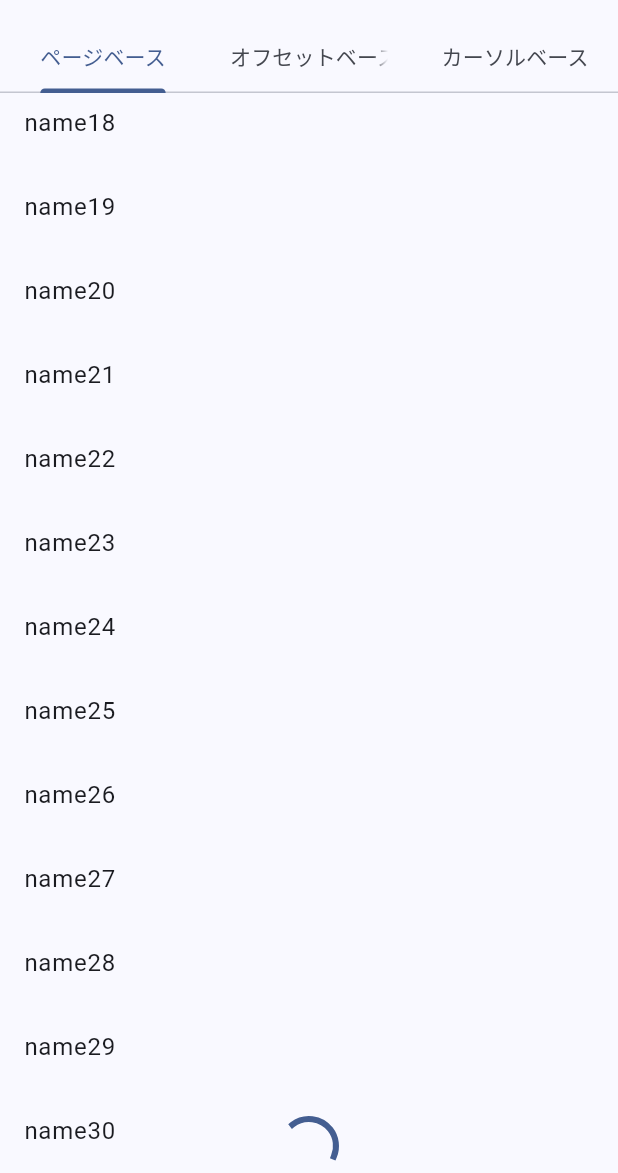
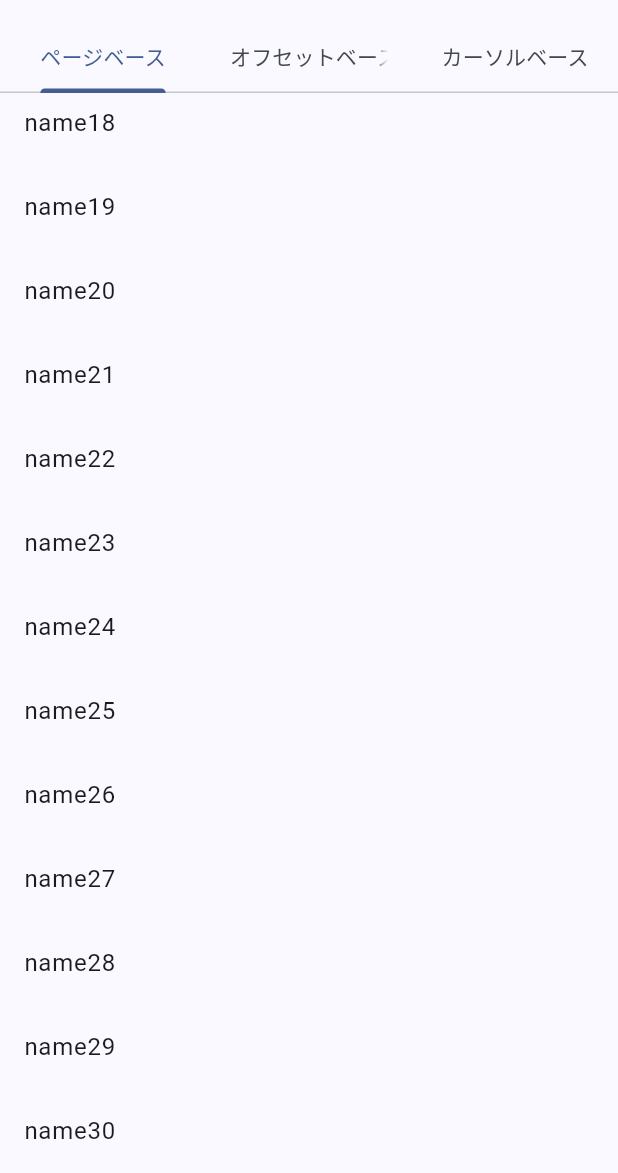
Before and after one commit to K9i-0/riverpod_paging_sample, a Flutter app: the screen it shows after launch, scrolled down 960 dp, on a phone screen of 412 x 824 dp, the part 63-1236 px from its top. Run offline on Flutter 3.47's test engine with Material 2 defaults, Android fonts, the light colour scheme and no system bars; our stand-ins replace flutter_hooks, freezed_annotation, hooks_riverpod, visibility_detector.

Commit message:
✨ページング実装変更

```diff
--- a/lib/common_paging_view.dart
+++ b/lib/common_paging_view.dart
@@ -1,30 +1,19 @@
 import 'package:flutter/material.dart';
-import 'package:flutter_hooks/flutter_hooks.dart';
 import 'package:hooks_riverpod/hooks_riverpod.dart';
 import 'package:riverpod_paging_sample/async_value_extension.dart';
 import 'package:riverpod_paging_sample/paging_async_notifier.dart';
 import 'package:riverpod_paging_sample/paging_data.dart';
+import 'package:visibility_detector/visibility_detector.dart';
 
 class CommonPagingView<
     N extends PagingAsyncNotifier<D>,
     D extends PagingData<I>,
     I extends PagingDataItem> extends HookConsumerWidget {
   final AutoDisposeAsyncNotifierProvider<N, D> provider;
-  final ScrollController scrollController;
-  final int pagingThreshold;
-  final Widget Function(D data) data;
-  final Widget Function(Object error, StackTrace? stackTrace)? firstError;
-  final Widget Function()? firstLoading;
-  // TODO(K9i-0): 仮実装使ってない
-  final Future<void> Function()? firstErrorRetryCallback;
+  final Widget Function(D data, Widget? endItem) data;
   const CommonPagingView(
     this.provider, {
-    required this.scrollController,
-    this.pagingThreshold = 200,
     required this.data,
-    this.firstLoading,
-    this.firstError,
-    this.firstErrorRetryCallback,
     super.key,
   });
 
@@ -35,89 +24,59 @@ class CommonPagingView<
       state.showSnackbarOnError(context);
     });
 
-    final defaultLoadingWidgetBuilder = firstLoading ??
-        () => const Center(
-              child: CircularProgressIndicator(),
-            );
-    final defaultErrorWidgetBuilder = firstError ??
-        (e, st) => Center(
-              // TODO(K9i-0): 仮実装リトライ
-              child: Text(e.toString()),
-            );
-
     return ref.watch(provider).whenPlus(
           data: (data, hasError) {
             return RefreshIndicator(
               onRefresh: () => ref.refresh(provider.future),
-              child: PagingIndicator(
-                scrollController: scrollController,
-                onPaging: () => ref.read(provider.notifier).loadNext(),
-                // 次のページがあるかつエラーがない場合のみ次のページを読み込む
-                hasMore: data.hasMore && !hasError,
-                child: this.data(data),
+              child: this.data(
+                data,
+                // 次のページがあり、かつエラーがない場合に、最後の要素に達したことを検知するためのWidgetを表示する
+                data.hasMore && !hasError
+                    ? EndItem(
+                        onScrollEnd: () =>
+                            ref.read(provider.notifier).loadNext(),
+                      )
+                    : null,
               ),
             );
           },
-          error: defaultErrorWidgetBuilder,
-          loading: defaultLoadingWidgetBuilder,
+          // １ページ目のロード中
+          loading: () => const Center(
+            child: CircularProgressIndicator(),
+          ),
+          // １ページ目のエラー
+          error: (e, st) => Center(
+            // TODO(K9i-0): 仮実装リトライ
+            child: Text(e.toString()),
+          ),
           // 2ページ目以降のエラーでデータを優先する
           skipErrorOnHasValue: true,
         );
   }
 }
 
-typedef PagingCallback = Future<void> Function();
-
-class PagingIndicator extends HookConsumerWidget {
-  final ScrollController scrollController;
-  final PagingCallback onPaging;
-  final bool hasMore;
-  final int pagingThreshold;
-  final Widget child;
-  const PagingIndicator({
-    required this.scrollController,
-    required this.onPaging,
-    required this.hasMore,
-    this.pagingThreshold = 200,
-    required this.child,
+class EndItem extends StatelessWidget {
+  final VoidCallback onScrollEnd;
+  const EndItem({
     super.key,
+    required this.onScrollEnd,
   });
 
   @override
-  Widget build(BuildContext context, WidgetRef ref) {
-    final isLoading = useState(false);
-
-    // initStateの代わり
-    useEffect(() {
-      // スクロール量が閾値を超えたら次のページを読み込む
-      scrollController.addListener(() {
-        // 閾値判定
-        if (scrollController.position.pixels >=
-            scrollController.position.maxScrollExtent - pagingThreshold) {
-          if (hasMore) {
-            isLoading.value = true;
-            onPaging().whenComplete(() => isLoading.value = false);
-          }
+  Widget build(BuildContext context) {
+    return VisibilityDetector(
+      key: key ?? const Key('EndItem'),
+      onVisibilityChanged: (info) {
+        if (info.visibleFraction > 0.1) {
+          onScrollEnd();
         }
-      });
-      return null;
-    }, [scrollController]);
-
-    return Stack(
-      alignment: Alignment.center,
-      fit: StackFit.expand,
-      children: [
-        child,
-        // 最下部にロード中を表示
-        Positioned(
-          bottom: 0 + MediaQuery.of(context).padding.bottom,
-          child: AnimatedOpacity(
-            opacity: isLoading.value ? 1 : 0,
-            duration: const Duration(milliseconds: 200),
-            child: const CircularProgressIndicator(),
-          ),
+      },
+      child: const Center(
+        child: Padding(
+          padding: EdgeInsets.all(16),
+          child: CircularProgressIndicator(),
         ),
-      ],
+      ),
     );
   }
 }
--- a/lib/sample/page_based_sample_notifier.dart
+++ b/lib/sample/page_based_sample_notifier.dart
@@ -27,6 +27,7 @@ class PageBasedSampleNotifier extends PageBasedPagingAsyncNotifier<SampleItem> {
 
   @override
   Future<PageBasedSampleState> fetchNext(int page) async {
+    print('fetchNext($page)');
     final res =
         await ref.read(sampleRepositoryProvider).getByPage(page: page + 1);
     ref.keepAlive();
--- a/lib/sample/page_based_view.dart
+++ b/lib/sample/page_based_view.dart
@@ -8,20 +8,20 @@ class PageBasedView extends HookWidget {
 
   @override
   Widget build(BuildContext context) {
-    final scrollController = useScrollController();
-
     return CommonPagingView(
       pageBasedSampleNotifier,
-      scrollController: scrollController,
-      data: (data) => ListView(
-        controller: scrollController,
-        children: data.items
-            .map(
-              (e) => ListTile(
-                title: Text(e.name),
-              ),
-            )
-            .toList(),
+      data: (data, endItem) => ListView.builder(
+        key: const PageStorageKey('pageBasedView'),
+        itemCount: data.items.length + (endItem != null ? 1 : 0),
+        itemBuilder: (context, index) {
+          if (endItem != null && index == data.items.length) {
+            return endItem;
+          }
+
+          return ListTile(
+            title: Text(data.items[index].name),
+          );
+        },
       ),
     );
   }
--- a/pubspec.yaml
+++ b/pubspec.yaml
@@ -13,6 +13,7 @@ dependencies:
   flutter_hooks: ^0.18.5+1
   freezed_annotation: ^2.2.0
   hooks_riverpod: ^2.1.3
+  visibility_detector: ^0.3.3
 
 dev_dependencies:
   flutter_test:
```
Also changed, not shown: pubspec.lock.
